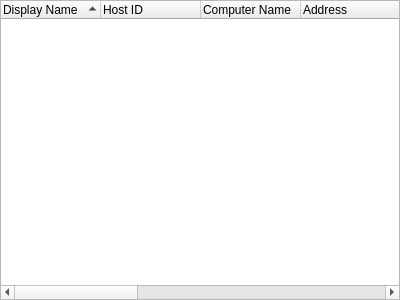
Old version of the form source/client/desktop/management/router_group_widget.ui in the repository dchapyshev/aspia.
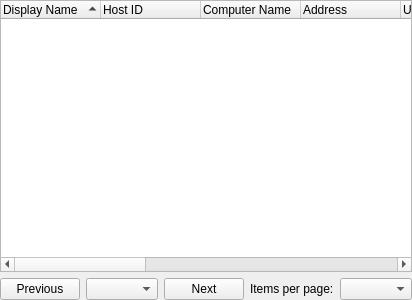
New version of the form. Icons and pictures are not drawn. Custom widgets are drawn as their Qt base class.

```diff
--- a/source/client/desktop/management/router_group_widget.ui
+++ b/source/client/desktop/management/router_group_widget.ui
@@ -102,8 +102,75 @@
      </column>
     </widget>
    </item>
+   <item>
+    <layout class="QHBoxLayout" name="layout_hosts_pagination">
+     <item>
+      <widget class="IconTextButton" name="button_hosts_prev">
+       <property name="toolTip">
+        <string>Previous page</string>
+       </property>
+       <property name="text">
+        <string>Previous</string>
+       </property>
+       <property name="icon">
+        <iconset resource="../../../common/resources/common.qrc">
+         <normaloff>:/img/arrow-left.svg</normaloff>:/img/arrow-left.svg</iconset>
+       </property>
+      </widget>
+     </item>
+     <item>
+      <widget class="QComboBox" name="combo_hosts_page"/>
+     </item>
+     <item>
+      <widget class="IconTextButton" name="button_hosts_next">
+       <property name="toolTip">
+        <string>Next page</string>
+       </property>
+       <property name="text">
+        <string>Next</string>
+       </property>
+       <property name="icon">
+        <iconset resource="../../../common/resources/common.qrc">
+         <normaloff>:/img/arrow-right.svg</normaloff>:/img/arrow-right.svg</iconset>
+       </property>
+      </widget>
+     </item>
+     <item>
+      <widget class="QLabel" name="label_hosts_page_size">
+       <property name="text">
+        <string>Items per page:</string>
+       </property>
+      </widget>
+     </item>
+     <item>
+      <widget class="QComboBox" name="combo_hosts_page_size"/>
+     </item>
+     <item>
+      <spacer name="spacer_hosts_pagination">
+       <property name="orientation">
+        <enum>Qt::Orientation::Horizontal</enum>
+       </property>
+       <property name="sizeHint" stdset="0">
+        <size>
+         <width>40</width>
+         <height>20</height>
+        </size>
+       </property>
+      </spacer>
+     </item>
+    </layout>
+   </item>
   </layout>
  </widget>
- <resources/>
+ <customwidgets>
+  <customwidget>
+   <class>IconTextButton</class>
+   <extends>QPushButton</extends>
+   <header>common/desktop/icon_text_button.h</header>
+  </customwidget>
+ </customwidgets>
+ <resources>
+  <include location="../../../common/resources/common.qrc"/>
+ </resources>
  <connections/>
 </ui>
```
